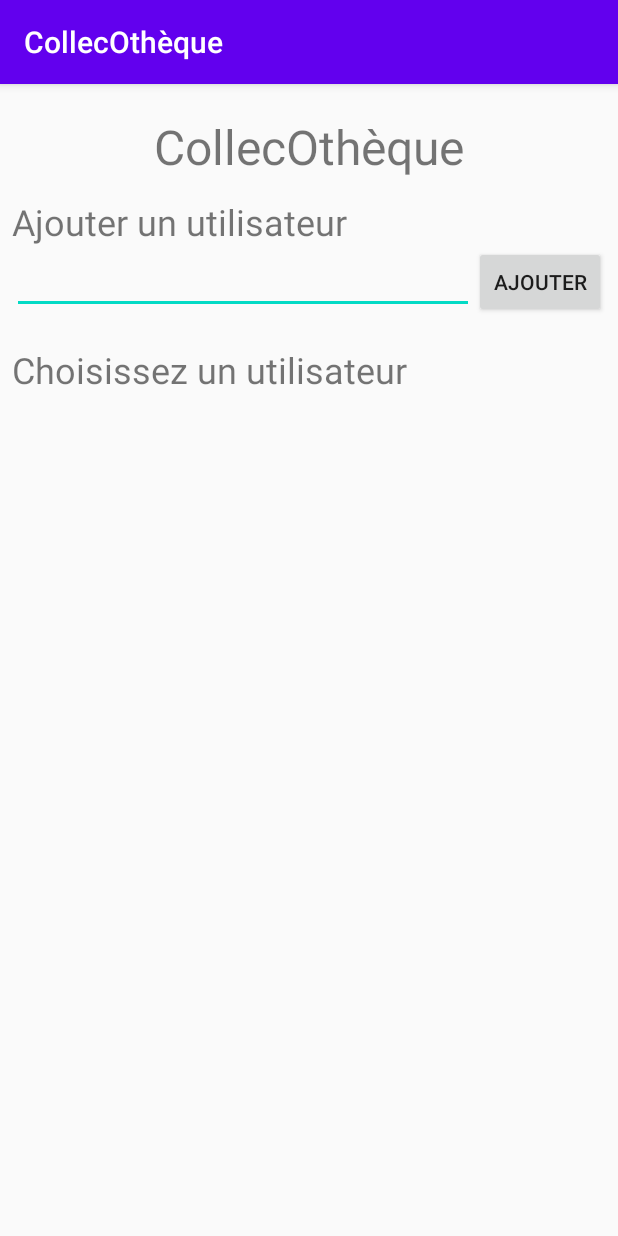
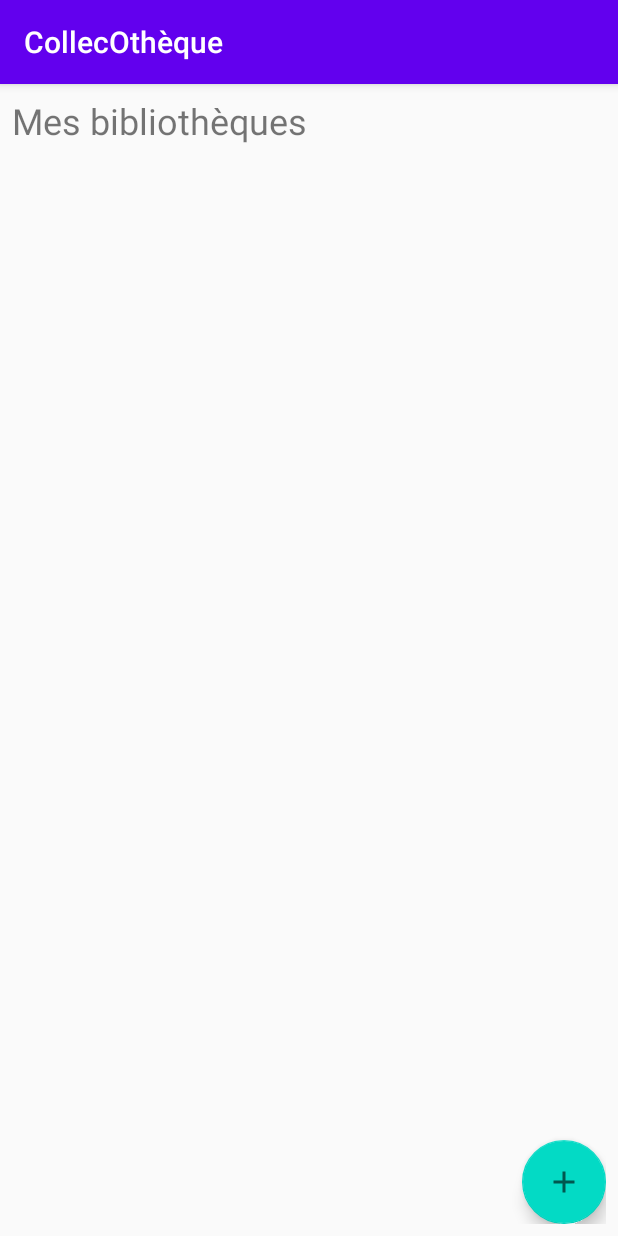
Before and after one commit to alexlabuz/CollecOtheque, an Android app: the screen it shows after launch (MainActivity), on a phone screen of 412 x 824 dp. Run offline under Robolectric (Android 15) with nearby library versions, the phone set to English and light mode, and no system bars; our stand-ins replace Room's generated code.

Commit message:
Mise en place du RecyclerView

```diff
--- a/app/build.gradle
+++ b/app/build.gradle
@@ -25,13 +25,12 @@ android {
 dependencies {
     implementation fileTree(dir: "libs", include: ["*.jar"])
     implementation 'androidx.appcompat:appcompat:1.2.0'
-    implementation 'androidx.constraintlayout:constraintlayout:2.0.4'
+    implementation 'androidx.recyclerview:recyclerview:1.1.0'
+    implementation 'com.google.android.material:material:1.2.1'
     testImplementation 'junit:junit:4.12'
     androidTestImplementation 'androidx.test.ext:junit:1.1.2'
     androidTestImplementation 'androidx.test.espresso:espresso-core:3.3.0'
 
     implementation "androidx.room:room-runtime:2.2.5"
     annotationProcessor "androidx.room:room-compiler:2.2.5"
-
-    implementation "androidx.lifecycle:lifecycle-extensions:2.2.0"
 }
--- a/app/src/main/java/com/alexlbz/collecothque/Activity/MainActivity.java
+++ b/app/src/main/java/com/alexlbz/collecothque/Activity/MainActivity.java
@@ -1,29 +1,38 @@
 package com.alexlbz.collecothque.Activity;
 
-import android.annotation.SuppressLint;
+import android.content.Context;
+import android.content.DialogInterface;
 import android.os.Bundle;
 import android.view.View;
 import android.widget.Button;
 import android.widget.EditText;
 import android.widget.LinearLayout;
-import android.widget.TextView;
+import android.widget.Toast;
 
+import androidx.appcompat.app.AlertDialog;
 import androidx.appcompat.app.AppCompatActivity;
+import androidx.recyclerview.widget.LinearLayoutManager;
+import androidx.recyclerview.widget.RecyclerView;
 
-import com.alexlbz.collecothque.Model.AppDatabase;
+import com.alexlbz.collecothque.AppDatabase;
+import com.alexlbz.collecothque.BibliothequeAdapter;
+import com.alexlbz.collecothque.Model.Bibliotheque;
 import com.alexlbz.collecothque.Model.Utilisateur;
 import com.alexlbz.collecothque.R;
+import com.google.android.material.floatingactionbutton.FloatingActionButton;
 
+import java.util.ArrayList;
 import java.util.List;
 
 public class MainActivity extends AppCompatActivity {
 
     private AppDatabase db;
+    private Context context = this;
+    private Utilisateur utilisateur;
     public static final String DATABASE_NAME = "collecotheque";
 
-    private EditText editAddUserName;
-    private Button btnAddUser;
-    private LinearLayout layoutListUserHome;
+    private FloatingActionButton mBtnAddLibrary;
+    private RecyclerView mRecyclerLibrary;
 
     @Override
     protected void onCreate(Bundle savedInstanceState) {
@@ -33,40 +42,60 @@ public class MainActivity extends AppCompatActivity {
     }
 
     private void init() {
-        // Database initialisation
-        //this.db = Room.databaseBuilder(getApplicationContext(), AppDatabase.class, DATABASE_NAME).build();
+        this.mBtnAddLibrary = findViewById(R.id.btnAddLibrary);
+        this.mRecyclerLibrary = findViewById(R.id.recyclerLibrary);
 
         this.db = AppDatabase.getInstance(this);
+        this.utilisateur = new Utilisateur("AlexLbz", "alex.labuz@live.fr");
 
-        // View element
-        this.editAddUserName = findViewById(R.id.editAddUserName);
-        this.btnAddUser = findViewById(R.id.btnAddUser);
-        this.layoutListUserHome = findViewById(R.id.layoutListUserHome);
-
-        this.btnAddUser.setOnClickListener(new View.OnClickListener() {
+        this.mBtnAddLibrary.setOnClickListener(new View.OnClickListener() {
             @Override
             public void onClick(View view) {
-                clicBtnAddUser();
+                clicAddBtn();
             }
         });
 
-        displayListUsers();
+        refrechLibraryList();
     }
 
-    private void clicBtnAddUser() {
-        db.utilisateurDao().insert(new Utilisateur(""+this.editAddUserName.getText(), null));
-        displayListUsers();
+    private void refrechLibraryList(){
+        List<Bibliotheque> bibliothequeList = this.db.bibliothequeDao().getAll();
+        BibliothequeAdapter adapter = new BibliothequeAdapter(bibliothequeList) {
+            @Override
+            public void onClick(View view) {
+                openLibrairy(view);
+            }
+        };
+        this.mRecyclerLibrary.setAdapter(adapter);
+        this.mRecyclerLibrary.setLayoutManager(new LinearLayoutManager(this));
+
     }
 
-    @SuppressLint("SetTextI18n")
-    private void displayListUsers(){
-        this.layoutListUserHome.removeAllViews();
-        List<Utilisateur> utilisateurList = db.utilisateurDao().getAll();
-        for(Utilisateur u : utilisateurList){
-            TextView textView = new TextView(this);
-            textView.setText(u.getId() + " | " + u.getNom());
-            this.layoutListUserHome.addView(textView);
-        }
+    private void openLibrairy(View view) {
+        Toast.makeText(this, "OK", Toast.LENGTH_SHORT).show();
     }
 
+    private void clicAddBtn() {
+        final View view = getLayoutInflater().inflate(R.layout.add_library, null);
+        AlertDialog.Builder builder = new AlertDialog.Builder(this);
+        builder.setTitle("Ajouter une bibliothèque")
+                .setMessage("Veuillez saisir le nom de la nouvelle base de données")
+                .setView(view)
+                .setPositiveButton("Ajouter", new DialogInterface.OnClickListener() {
+                    @Override
+                    public void onClick(DialogInterface dialogInterface, int i) {
+                        addBook(""+((EditText) view.findViewById(R.id.editTextAddBook)).getText());
+                    }
+                })
+                .setNegativeButton("Annuler", null)
+                .create().show();
+    }
+
+    private void addBook(String bookName) {
+        this.db.bibliothequeDao().insert(new Bibliotheque(bookName, 1));
+        Toast.makeText(this, "La bibliothèque à était crée", Toast.LENGTH_SHORT).show();
+        refrechLibraryList();
+    }
+
+
 }
--- a/app/src/main/java/com/alexlbz/collecothque/Model/AppDatabase.java
+++ b/app/src/main/java/com/alexlbz/collecothque/AppDatabase.java
@@ -1,4 +1,4 @@
-package com.alexlbz.collecothque.Model;
+package com.alexlbz.collecothque;
 
 import android.content.Context;
 
@@ -6,7 +6,12 @@ import androidx.room.Database;
 import androidx.room.Room;
 import androidx.room.RoomDatabase;
 
-@Database(entities = {Utilisateur.class}, exportSchema = false, version = 1)
+import com.alexlbz.collecothque.Model.Bibliotheque;
+import com.alexlbz.collecothque.Model.BibliothequeDao;
+import com.alexlbz.collecothque.Model.Utilisateur;
+import com.alexlbz.collecothque.Model.UtilisateurDao;
+
+@Database(entities = {Utilisateur.class, Bibliotheque.class}, exportSchema = false, version = 2)
 public abstract class AppDatabase extends RoomDatabase {
 
     private static final String DB_NAME = "collecotheque";
@@ -22,4 +27,5 @@ public abstract class AppDatabase extends RoomDatabase {
     }
 
     public abstract UtilisateurDao utilisateurDao();
+    public abstract BibliothequeDao bibliothequeDao();
 }
--- /dev/null
+++ b/app/src/main/java/com/alexlbz/collecothque/BibliothequeAdapter.java
@@ -0,0 +1,59 @@
+package com.alexlbz.collecothque;
+
+import android.view.LayoutInflater;
+import android.view.View;
+import android.view.ViewGroup;
+import android.widget.TextView;
+
+import androidx.annotation.NonNull;
+import androidx.cardview.widget.CardView;
+import androidx.recyclerview.widget.RecyclerView;
+
+import com.alexlbz.collecothque.Model.Bibliotheque;
+
+import java.util.List;
+
+public abstract class BibliothequeAdapter extends RecyclerView.Adapter<BibliothequeAdapter.ViewHolder> implements View.OnClickListener{
+
+    private List<Bibliotheque> bibliothequeList;
+
+    public class ViewHolder extends RecyclerView.ViewHolder{
+        private TextView mTextRowName;
+        private CardView mCardRowLibrary;
+
+        public ViewHolder(@NonNull View itemView) {
+            super(itemView);
+            this.mTextRowName = itemView.findViewById(R.id.row_name_library);
+            this.mCardRowLibrary = itemView.findViewById(R.id.row_card_library);
+        }
+    }
+
+    public BibliothequeAdapter(List<Bibliotheque> bibliothequeList) {
+        this.bibliothequeList = bibliothequeList;
+    }
+
+    @NonNull
+    @Override
+    public ViewHolder onCreateViewHolder(@NonNull ViewGroup parent, int viewType) {
+        LayoutInflater inflater = LayoutInflater.from(parent.getContext());
+
+        View bibliothequeView = inflater.inflate(R.layout.row_list_library, parent, false);
+        return new ViewHolder(bibliothequeView);
+    }
+
+    @Override
+    public void onBindViewHolder(@NonNull ViewHolder holder, int position) {
+        Bibliotheque b = bibliothequeList.get(position);
+        holder.mTextRowName.setText(b.getName());
+        holder.mCardRowLibrary.setOnClickListener(this);
+    }
+
+    @Override
+    public int getItemCount() {
+        return bibliothequeList.size();
+    }
+
+    @Override
+    public abstract void onClick(View view);
+
+}
--- /dev/null
+++ b/app/src/main/java/com/alexlbz/collecothque/Model/BibliothequeDao.java
@@ -0,0 +1,17 @@
+package com.alexlbz.collecothque.Model;
+
+import androidx.room.Dao;
+import androidx.room.Insert;
+import androidx.room.Query;
+
+import java.util.List;
+
+@Dao
+public interface BibliothequeDao {
+
+    @Query("SELECT * FROM Bibliotheque")
+    List<Bibliotheque> getAll();
+
+    @Insert
+    void insert(Bibliotheque bibliotheque);
+}
--- /dev/null
+++ b/app/src/main/res/drawable/ic_baseline_add.xml
@@ -0,0 +1,10 @@
+<vector xmlns:android="http://schemas.android.com/apk/res/android"
+    android:width="24dp"
+    android:height="24dp"
+    android:viewportWidth="24"
+    android:viewportHeight="24"
+    android:tint="?attr/colorControlNormal">
+  <path
+      android:fillColor="@android:color/white"
+      android:pathData="M19,13h-6v6h-2v-6H5v-2h6V5h2v6h6v2z"/>
+</vector>
--- a/app/src/main/res/layout/activity_main.xml
+++ b/app/src/main/res/layout/activity_main.xml
@@ -1,54 +1,39 @@
 <?xml version="1.0" encoding="utf-8"?>
 <LinearLayout
     xmlns:android="http://schemas.android.com/apk/res/android"
+    xmlns:app="http://schemas.android.com/apk/res-auto"
+    xmlns:tools="http://schemas.android.com/tools"
     android:orientation="vertical"
     android:layout_width="match_parent"
-    android:layout_height="wrap_content"
+    android:layout_height="match_parent"
     android:layout_margin="8dp">
 
     <TextView
         android:layout_width="wrap_content"
         android:layout_height="wrap_content"
-        android:text="@string/app_name"
-        android:layout_gravity="center"
-        android:textSize="@dimen/textH1"
-        android:layout_margin="12dp"/>
-
-    <TextView
-        android:layout_width="wrap_content"
-        android:layout_height="wrap_content"
-        android:text="@string/add_user"
+        android:text="@string/myLibrary"
         android:textSize="@dimen/textH2"/>
 
-    <LinearLayout
+    <FrameLayout
         android:layout_width="match_parent"
-        android:layout_height="wrap_content"
-        android:layout_marginBottom="18dp"
-        android:orientation="horizontal">
-        <EditText
-            android:id="@+id/editAddUserName"
-            android:layout_width="0dp"
+        android:layout_height="0dp"
+        android:layout_weight="1">
+
+        <androidx.recyclerview.widget.RecyclerView
+            android:id="@+id/recyclerLibrary"
+            android:layout_width="match_parent"
+            android:layout_height="match_parent" />
+
+        <com.google.android.material.floatingactionbutton.FloatingActionButton
+            android:id="@+id/btnAddLibrary"
+            android:layout_width="match_parent"
             android:layout_height="wrap_content"
-            android:layout_weight="1"/>
-        <Button
-            android:id="@+id/btnAddUser"
-            android:layout_width="wrap_content"
-            android:layout_height="wrap_content"
-            android:text="@string/add_btn"/>
-    </LinearLayout>
+            android:clickable="true"
+            android:layout_gravity="end|bottom"
+            app:srcCompat="@drawable/ic_baseline_add"
+            android:focusable="true"
+            tools:ignore="VectorDrawableCompat" />
 
-    <TextView
-        android:layout_width="wrap_content"
-        android:layout_height="wrap_content"
-        android:text="@string/choise_user"
-        android:textSize="@dimen/textH2"/>
-
-    <LinearLayout
-        android:id="@+id/layoutListUserHome"
-        android:layout_width="wrap_content"
-        android:layout_height="wrap_content"
-        android:orientation="vertical">
-
-    </LinearLayout>
+    </FrameLayout>
 
 </LinearLayout>
--- a/app/src/main/res/values/strings.xml
+++ b/app/src/main/res/values/strings.xml
@@ -3,4 +3,6 @@
     <string name="add_user">Ajouter un utilisateur</string>
     <string name="add_btn">Ajouter</string>
     <string name="choise_user">Choisissez un utilisateur</string>
+    <string name="myLibrary">Mes bibliothèques</string>
+    <string name="library_name_chose">Nom de la bibliothèque</string>
 </resources>
```
Also changed, not shown: app/src/main/java/com/alexlbz/collecothque/Model/Bibliotheque.java (added, +46 -0 lines), app/src/main/java/com/alexlbz/collecothque/Model/Utilisateur.java (+0 -7 lines), app/src/main/res/layout/add_library.xml (added, +17 -0 lines), app/src/main/res/layout/row_list_library.xml (added, +25 -0 lines).
